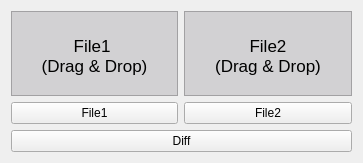
The window that diff.ui (hackcatml/mlviewer) describes before a commit, drawn with Qt 5.
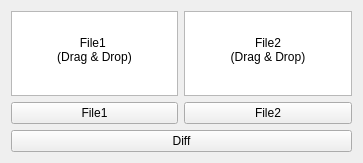
The same window after the commit.

Commit message: fix diff dialog ui

The edit to the form file:
```diff
--- a/diff.ui
+++ b/diff.ui
@@ -16,8 +16,13 @@
   <layout class="QGridLayout" name="gridLayout">
    <item row="0" column="0">
     <widget class="QTextEdit" name="textEdit">
+     <property name="font">
+      <font>
+       <pointsize>9</pointsize>
+      </font>
+     </property>
      <property name="styleSheet">
-      <string notr="true">background-color: rgb(210, 209, 211);</string>
+      <string notr="true"/>
      </property>
      <property name="readOnly">
       <bool>true</bool>
@@ -29,17 +34,17 @@
 hr { height: 1px; border-width: 0; }
 li.unchecked::marker { content: &quot;\2610&quot;; }
 li.checked::marker { content: &quot;\2612&quot;; }
-&lt;/style&gt;&lt;/head&gt;&lt;body style=&quot; font-family:'.AppleSystemUIFont'; font-size:13pt; font-weight:400; font-style:normal;&quot;&gt;
-&lt;p align=&quot;center&quot; style=&quot;-qt-paragraph-type:empty; margin-top:0px; margin-bottom:0px; margin-left:0px; margin-right:0px; -qt-block-indent:0; text-indent:0px;&quot;&gt;&lt;br /&gt;&lt;/p&gt;
-&lt;p align=&quot;center&quot; style=&quot; margin-top:0px; margin-bottom:0px; margin-left:0px; margin-right:0px; -qt-block-indent:0; text-indent:0px;&quot;&gt;File1 &lt;/p&gt;
-&lt;p align=&quot;center&quot; style=&quot; margin-top:0px; margin-bottom:0px; margin-left:0px; margin-right:0px; -qt-block-indent:0; text-indent:0px;&quot;&gt;(Drag &amp;amp; Drop)&lt;/p&gt;&lt;/body&gt;&lt;/html&gt;</string>
+&lt;/style&gt;&lt;/head&gt;&lt;body style=&quot; font-family:'맑은 고딕'; font-size:9pt; font-weight:400; font-style:normal;&quot;&gt;
+&lt;p align=&quot;center&quot; style=&quot;-qt-paragraph-type:empty; margin-top:0px; margin-bottom:0px; margin-left:0px; margin-right:0px; -qt-block-indent:0; text-indent:0px; font-family:'.AppleSystemUIFont'; font-size:13pt;&quot;&gt;&lt;br /&gt;&lt;/p&gt;
+&lt;p align=&quot;center&quot; style=&quot; margin-top:0px; margin-bottom:0px; margin-left:0px; margin-right:0px; -qt-block-indent:0; text-indent:0px;&quot;&gt;&lt;span style=&quot; font-family:'.AppleSystemUIFont';&quot;&gt;File1 &lt;/span&gt;&lt;/p&gt;
+&lt;p align=&quot;center&quot; style=&quot; margin-top:0px; margin-bottom:0px; margin-left:0px; margin-right:0px; -qt-block-indent:0; text-indent:0px;&quot;&gt;&lt;span style=&quot; font-family:'.AppleSystemUIFont';&quot;&gt;(Drag &amp;amp; Drop)&lt;/span&gt;&lt;/p&gt;&lt;/body&gt;&lt;/html&gt;</string>
      </property>
     </widget>
    </item>
    <item row="0" column="1">
     <widget class="QTextEdit" name="textEdit_2">
      <property name="styleSheet">
-      <string notr="true">background-color: rgb(210, 209, 211);</string>
+      <string notr="true"/>
      </property>
      <property name="readOnly">
       <bool>true</bool>
@@ -51,10 +56,10 @@
 hr { height: 1px; border-width: 0; }
 li.unchecked::marker { content: &quot;\2610&quot;; }
 li.checked::marker { content: &quot;\2612&quot;; }
-&lt;/style&gt;&lt;/head&gt;&lt;body style=&quot; font-family:'.AppleSystemUIFont'; font-size:13pt; font-weight:400; font-style:normal;&quot;&gt;
-&lt;p align=&quot;center&quot; style=&quot;-qt-paragraph-type:empty; margin-top:0px; margin-bottom:0px; margin-left:0px; margin-right:0px; -qt-block-indent:0; text-indent:0px;&quot;&gt;&lt;br /&gt;&lt;/p&gt;
-&lt;p align=&quot;center&quot; style=&quot; margin-top:0px; margin-bottom:0px; margin-left:0px; margin-right:0px; -qt-block-indent:0; text-indent:0px;&quot;&gt;File2&lt;/p&gt;
-&lt;p align=&quot;center&quot; style=&quot; margin-top:0px; margin-bottom:0px; margin-left:0px; margin-right:0px; -qt-block-indent:0; text-indent:0px;&quot;&gt;(Drag &amp;amp; Drop)&lt;/p&gt;&lt;/body&gt;&lt;/html&gt;</string>
+&lt;/style&gt;&lt;/head&gt;&lt;body style=&quot; font-family:'맑은 고딕'; font-size:9pt; font-weight:400; font-style:normal;&quot;&gt;
+&lt;p align=&quot;center&quot; style=&quot;-qt-paragraph-type:empty; margin-top:0px; margin-bottom:0px; margin-left:0px; margin-right:0px; -qt-block-indent:0; text-indent:0px; font-family:'.AppleSystemUIFont'; font-size:13pt;&quot;&gt;&lt;br /&gt;&lt;/p&gt;
+&lt;p align=&quot;center&quot; style=&quot; margin-top:0px; margin-bottom:0px; margin-left:0px; margin-right:0px; -qt-block-indent:0; text-indent:0px;&quot;&gt;&lt;span style=&quot; font-family:'.AppleSystemUIFont';&quot;&gt;File2&lt;/span&gt;&lt;/p&gt;
+&lt;p align=&quot;center&quot; style=&quot; margin-top:0px; margin-bottom:0px; margin-left:0px; margin-right:0px; -qt-block-indent:0; text-indent:0px;&quot;&gt;&lt;span style=&quot; font-family:'.AppleSystemUIFont';&quot;&gt;(Drag &amp;amp; Drop)&lt;/span&gt;&lt;/p&gt;&lt;/body&gt;&lt;/html&gt;</string>
      </property>
     </widget>
    </item>
```
The commit also changes 1 other file.
